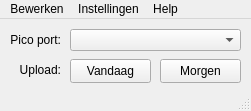
The window that UI files/rooster-epd.ui (duisterethomas/rooster-epd) describes before a commit, drawn with Qt 5.
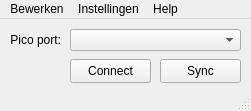
The same window after the commit.

```diff
--- a/UI files/rooster-epd.ui
+++ b/UI files/rooster-epd.ui
@@ -32,19 +32,6 @@
    <string>Rooster epd</string>
   </property>
   <widget class="QWidget" name="centralwidget">
-   <widget class="QPushButton" name="morgen">
-    <property name="geometry">
-     <rect>
-      <x>160</x>
-      <y>40</y>
-      <width>81</width>
-      <height>24</height>
-     </rect>
-    </property>
-    <property name="text">
-     <string>Morgen</string>
-    </property>
-   </widget>
    <widget class="QComboBox" name="pico_port">
     <property name="geometry">
      <rect>
@@ -74,30 +61,27 @@
    <widget class="QPushButton" name="vandaag">
     <property name="geometry">
      <rect>
-      <x>70</x>
+      <x>160</x>
       <y>40</y>
       <width>81</width>
       <height>24</height>
      </rect>
     </property>
     <property name="text">
-     <string>Vandaag</string>
+     <string>Sync</string>
     </property>
    </widget>
-   <widget class="QLabel" name="label_pico_port_2">
+   <widget class="QPushButton" name="connect_button">
     <property name="geometry">
      <rect>
-      <x>10</x>
+      <x>70</x>
       <y>40</y>
-      <width>51</width>
-      <height>21</height>
+      <width>81</width>
+      <height>24</height>
      </rect>
     </property>
     <property name="text">
-     <string>Upload:</string>
-    </property>
-    <property name="alignment">
-     <set>Qt::AlignRight|Qt::AlignTrailing|Qt::AlignVCenter</set>
+     <string>Connect</string>
     </property>
    </widget>
   </widget>
```
Left out of the diff: 2 changed lines with no effect on the pictures.
